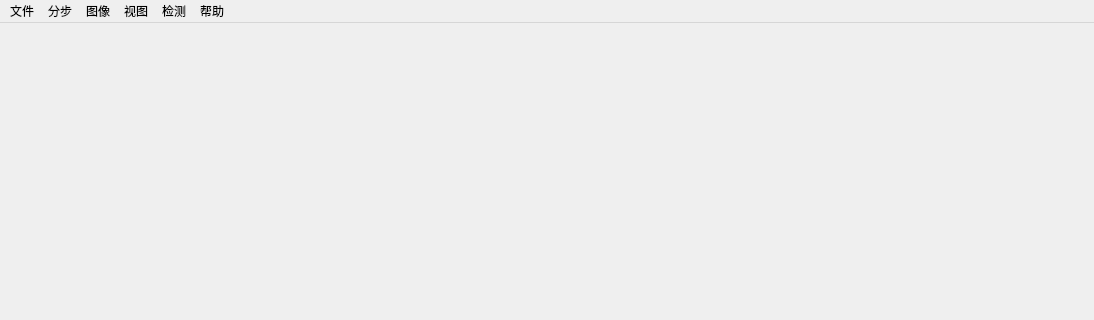
Qt form MainWindow.ui (cg126/UAV2022) before a commit; both pictures show x 0 to 1094 and y 0 to 320 of the 1094 by 677 pixel window.
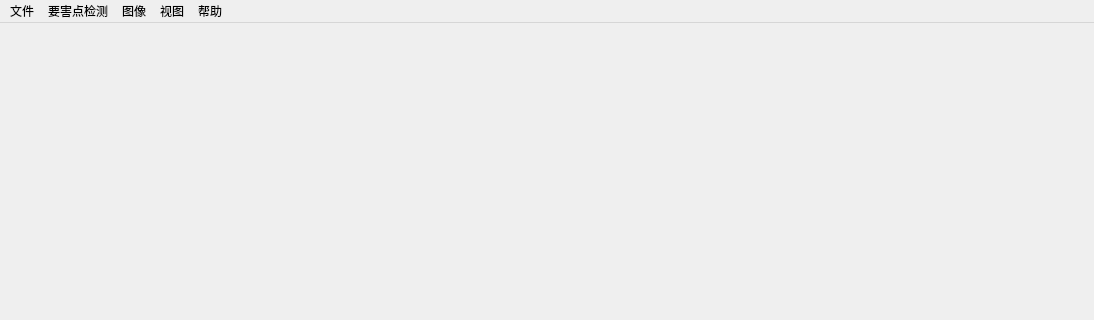
The same form after that commit.

Commit message: 优化了MainWindow界面里的部分操作逻辑；添加了直接显示检测结果的功能；新建了WidgetMenu类

Patch:
```diff
--- a/MainWindow.ui
+++ b/MainWindow.ui
@@ -31,16 +31,11 @@
     <addaction name="frame_2"/>
     <addaction name="separator"/>
     <addaction name="old"/>
-   </widget>
-   <widget class="QMenu" name="menu_2">
-    <property name="title">
-     <string>检测</string>
-    </property>
-    <addaction name="action_4"/>
+    <addaction name="separator"/>
    </widget>
    <widget class="QMenu" name="menu_3">
     <property name="title">
-     <string>分步</string>
+     <string>要害点检测</string>
     </property>
     <addaction name="diff"/>
     <addaction name="locate"/>
@@ -67,7 +62,6 @@
    <addaction name="menu_3"/>
    <addaction name="image"/>
    <addaction name="view"/>
-   <addaction name="menu_2"/>
    <addaction name="help"/>
   </widget>
   <widget class="QStatusBar" name="statusbar"/>
```
Left out of the diff: 39 changed lines with no effect on the pictures. The commit also changes 6 other files.
